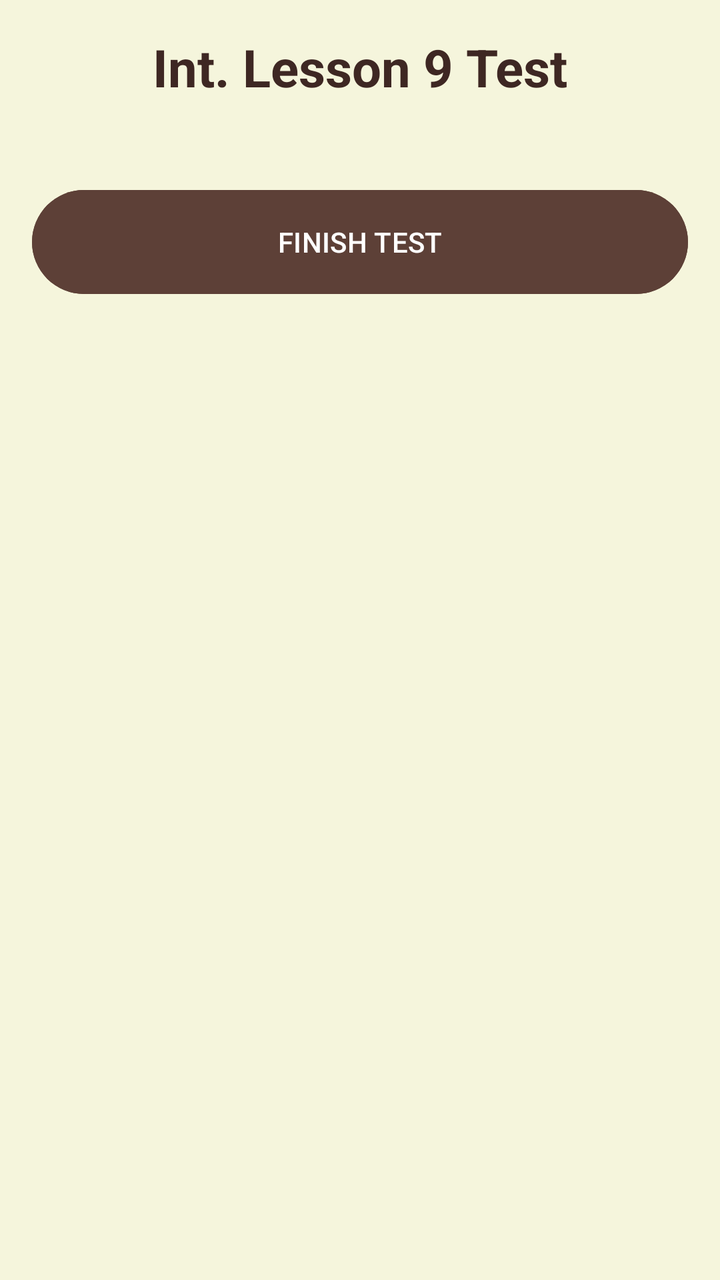
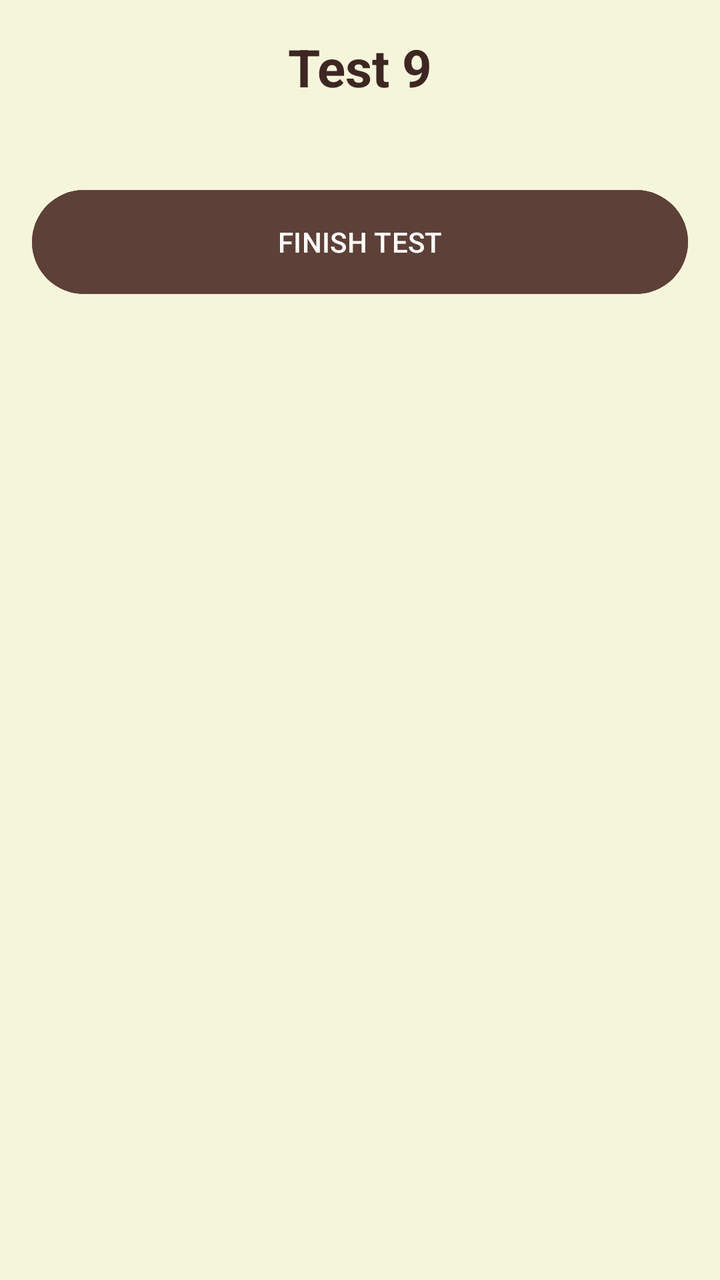

An Android layout rendered at two revisions. The XML below is the earlier revision; the diff shows what the commit changed to produce the second picture.
<!-- AndroidManifest.xml: application theme Theme.OlympMathMentor -->
<!-- res/layout/activity_int_test9.xml -->
<?xml version="1.0" encoding="utf-8"?>
<ScrollView xmlns:android="http://schemas.android.com/apk/res/android"
    android:layout_width="match_parent"
    android:layout_height="match_parent"
    android:background="#F5F5DC"
    android:padding="16dp">

    <LinearLayout
        android:layout_width="match_parent"
        android:layout_height="wrap_content"
        android:orientation="vertical">

        <TextView
            android:layout_width="match_parent"
            android:layout_height="wrap_content"
            android:text="Int. Lesson 9 Test"
            android:textSize="26sp"
            android:textStyle="bold"
            android:textColor="#3E2723"
            android:gravity="center"
            android:layout_marginBottom="20dp"/>

        <LinearLayout
            android:id="@+id/questionsContainer"
            android:layout_width="match_parent"
            android:layout_height="wrap_content"
            android:orientation="vertical" />

        <Button
            android:id="@+id/btnFinish"
            android:layout_width="match_parent"
            android:layout_height="60dp"
            android:text="FINISH TEST"
            android:backgroundTint="#5D4037"
            android:textColor="#FFFFFF"
            android:layout_marginTop="20dp"/>

        <LinearLayout
            android:id="@+id/resultLayout"
            android:layout_width="match_parent"
            android:layout_height="wrap_content"
            android:orientation="vertical"
            android:visibility="gone"
            android:gravity="center"
            android:layout_marginTop="20dp">

            <TextView
                android:id="@+id/tvScore"
                android:layout_width="wrap_content"
                android:layout_height="wrap_content"
                android:textSize="24sp"
                android:textColor="#3E2723"
                android:textStyle="bold"/>

            <LinearLayout
                android:id="@+id/medalsLayout"
                android:layout_width="wrap_content"
                android:layout_height="wrap_content"
                android:orientation="horizontal"
                android:layout_margin="10dp"
                android:visibility="gone">

                <ImageView android:id="@+id/medal1" android:layout_width="60dp" android:layout_height="60dp" android:src="@drawable/ic_medal" />
                <ImageView android:id="@+id/medal2" android:layout_width="60dp" android:layout_height="60dp" android:src="@drawable/ic_medal" />
                <ImageView android:id="@+id/medal3" android:layout_width="60dp" android:layout_height="60dp" android:src="@drawable/ic_medal" />

            </LinearLayout>

            <TextView
                android:id="@+id/tvFeedback"
                android:layout_width="match_parent"
                android:layout_height="wrap_content"
                android:gravity="center"
                android:textSize="18sp"
                android:textColor="#D32F2F"
                android:layout_marginBottom="20dp"/>

            <Button
                android:id="@+id/btnNextLesson"
                android:layout_width="match_parent"
                android:layout_height="60dp"
                android:text="Next Lesson"
                android:visibility="gone"
                android:backgroundTint="#2E7D32"
                android:textColor="#FFFFFF"
                android:layout_marginBottom="10dp"/>

            <Button
                android:id="@+id/btnRetry"
                android:layout_width="match_parent"
                android:layout_height="60dp"
                android:text="Retry Test"
                android:backgroundTint="#D32F2F"
                android:textColor="#FFFFFF"/>

        </LinearLayout>
    </LinearLayout>
</ScrollView>
<!-- resources referenced by this layout -->
<resources>
  <!-- drawable ic_medal (drawable) -->
  <vector xmlns:android="http://schemas.android.com/apk/res/android"
      android:width="24dp"
      android:height="24dp"
      android:viewportWidth="24"
      android:viewportHeight="24">
      <path
          android:fillColor="#FFFFFFFF"
          android:pathData="M17,10.43V2H7v8.43c0,0.35 0.18,0.68 0.49,0.86l4.18,2.51l-0.99,2.34l-3.41,0.29l2.59,2.24L8.96,22L12,20.23L15.04,22l-0.9-3.33l2.59,-2.24l-3.41,-0.29l-0.99,-2.34l4.18,-2.51C16.82,11.11 17,10.79 17,10.43zM13,4h2v3h-2V4zM9,4h2v3H9V4z"/>
  </vector>
  <style name="Theme.OlympMathMentor" parent="Base.Theme.OlympMathMentor" />
  <style name="Base.Theme.OlympMathMentor" parent="Theme.Material3.DayNight.NoActionBar">
          
          
      </style>
</resources>

<!-- the commit's change to res/layout/activity_int_test9.xml (unified diff, before → after) -->
@@ -13,7 +13,7 @@
         <TextView
             android:layout_width="match_parent"
             android:layout_height="wrap_content"
-            android:text="Int. Lesson 9 Test"
+            android:text="Test 9"
             android:textSize="26sp"
             android:textStyle="bold"
             android:textColor="#3E2723"
